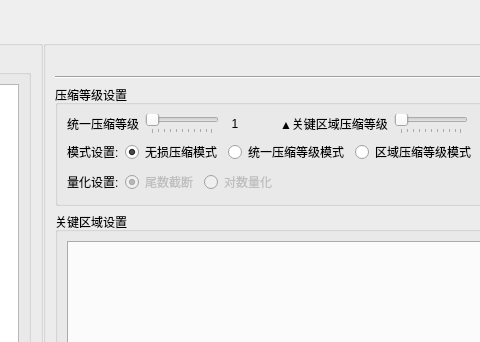
Old version of the form Qt/Resources/UI/igMeshCodecDialog.ui in the repository hu-shuhan/editOpeniGame; both pictures show x 213 to 693 and y 0 to 342 of the 1000 by 600 pixel window.
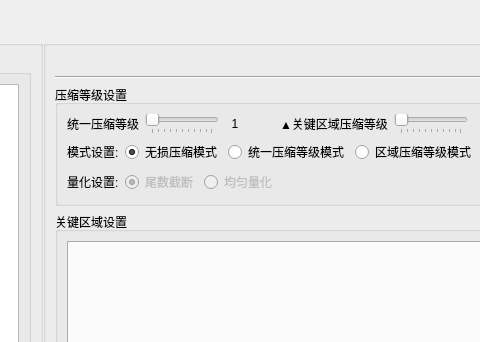
New version of the form.

```diff
--- a/Qt/Resources/UI/igMeshCodecDialog.ui
+++ b/Qt/Resources/UI/igMeshCodecDialog.ui
@@ -415,7 +415,7 @@
 													 <bool>false</bool>
 												 </property>
 												 <property name="text">
-													 <string>对数量化</string>
+													 <string>均匀量化</string>
 												 </property>
 												 <attribute name="buttonGroup">
 													 <string notr="true">buttonGroupRight</string>
```
